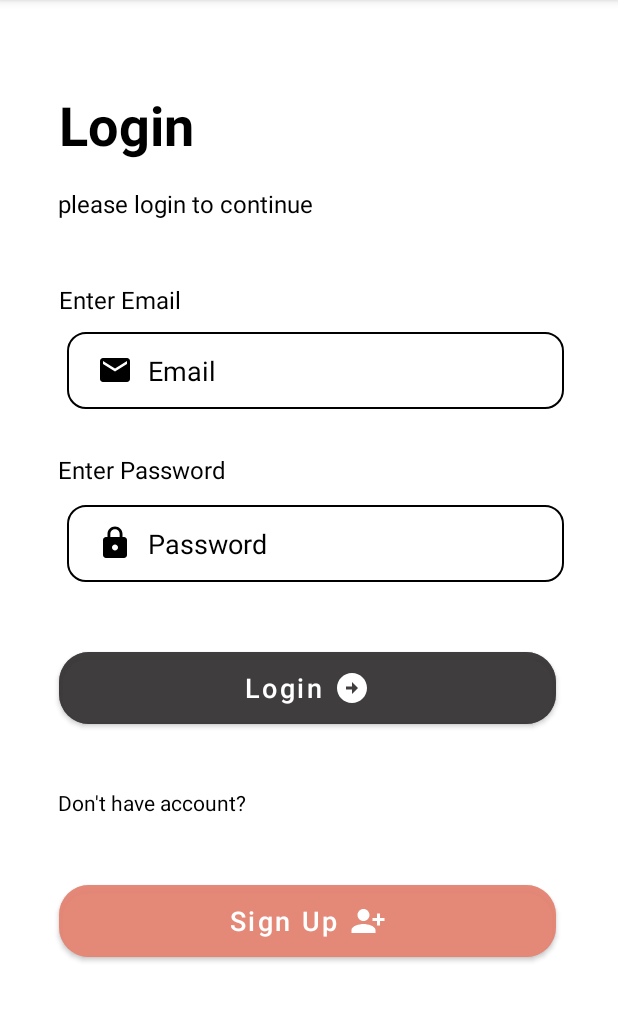
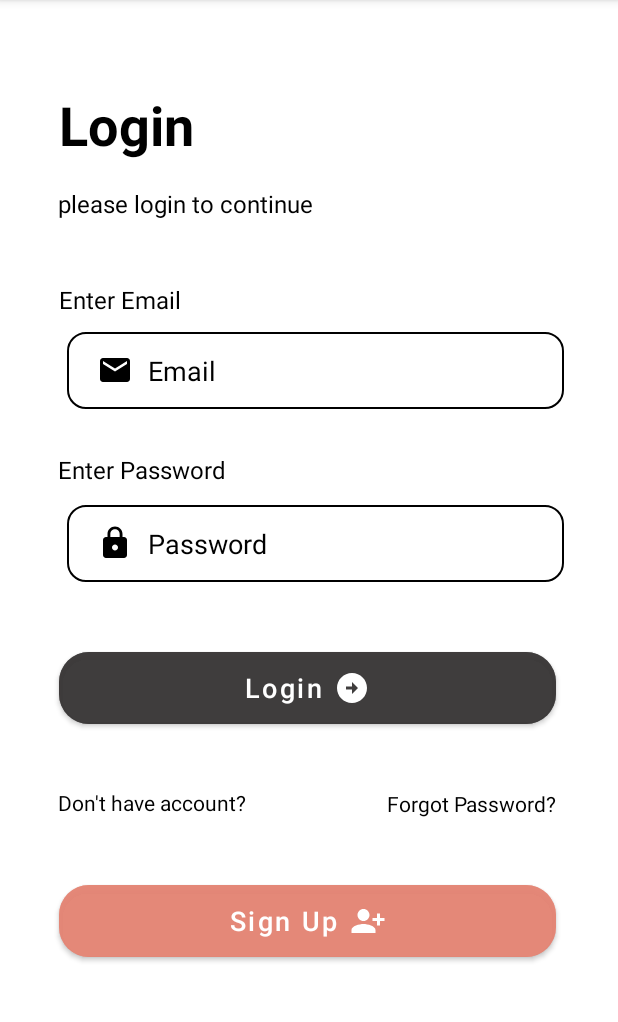
Before and after one commit to NiteeshmurthyB/WeClean, an Android app: the screen it shows after launch (LoginActivity), on a phone screen of 412 x 824 dp, the part 84-1106 px from its top. Run offline under Robolectric (Android 15) with nearby library versions, the phone set to English and light mode, and no system bars; our stand-ins replace Firebase (no records; nobody signed in at launch, a user with empty details on screens opened directly).

Commit message:
Forgot password

```diff
--- a/app/src/main/java/com/example/myapplication/LoginActivity.java
+++ b/app/src/main/java/com/example/myapplication/LoginActivity.java
@@ -8,6 +8,7 @@ import android.os.Bundle;
 import android.view.View;
 import android.widget.Button;
 import android.widget.EditText;
+import android.widget.TextView;
 import android.widget.Toast;
 
 import com.google.android.gms.tasks.OnCompleteListener;
@@ -31,6 +32,7 @@ public class LoginActivity extends AppCompatActivity {
 
     private EditText txtusername,txtpassword;
     private Button btnlogin,btnsignUp;
+    private TextView tv_forgotpassword;
     private FirebaseAuth mAuth;
     private FirebaseDatabase firebaseDatabase;
     private Calendar calendar;
@@ -43,6 +45,7 @@ public class LoginActivity extends AppCompatActivity {
 
         txtusername = (EditText) findViewById(R.id.editTextTextEmailAddress);
         txtpassword = (EditText) findViewById(R.id.editTextTextPassword);
+        tv_forgotpassword = (TextView) findViewById(R.id.textView_fgtpass);
         btnlogin = (Button) findViewById(R.id.btn_login);
         btnsignUp = (Button) findViewById(R.id.btn_signUp);
         mAuth = FirebaseAuth.getInstance();
@@ -123,8 +126,13 @@ public class LoginActivity extends AppCompatActivity {
                 }else{
                     Toast.makeText(LoginActivity.this,"Enter valid email and password",Toast.LENGTH_SHORT).show();
                 }
+            }
+        });
 
-
+        tv_forgotpassword.setOnClickListener(new View.OnClickListener() {
+            @Override
+            public void onClick(View view) {
+                startActivity(new Intent(LoginActivity.this,ForgotPasswordActivity.class));
             }
         });
     }
--- a/app/src/main/res/layout/activity_login.xml
+++ b/app/src/main/res/layout/activity_login.xml
@@ -162,5 +162,18 @@
         app:layout_constraintTop_toBottomOf="@+id/btn_login"
         app:layout_constraintVertical_bias="0.142" />
 
+    <TextView
+        android:id="@+id/textView_fgtpass"
+        android:layout_width="wrap_content"
+        android:layout_height="wrap_content"
+        android:text="Forgot Password?"
+        android:textColor="@color/black"
+        app:layout_constraintBottom_toTopOf="@+id/btn_signUp"
+        app:layout_constraintEnd_toEndOf="parent"
+        app:layout_constraintHorizontal_bias="0.696"
+        app:layout_constraintStart_toEndOf="@+id/textView5"
+        app:layout_constraintTop_toBottomOf="@+id/btn_login"
+        app:layout_constraintVertical_bias="0.492" />
+
 
 </androidx.constraintlayout.widget.ConstraintLayout>
```
Also changed, not shown: app/src/main/AndroidManifest.xml (+7 -4 lines), app/src/main/java/com/example/myapplication/ForgotPasswordActivity.java (added, +80 -0 lines), app/src/main/res/layout/activity_forgot_password.xml (added, +34 -0 lines).
